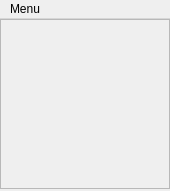
First picture: the form in src/Applications/TransferFunctions/Ui/TFPalette.ui, repository JanKolomaznik/MedV4D, before the edit.
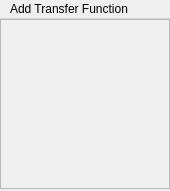
Second picture: the form after the edit.

Commit message: pridan dialog pro vytvareni funkci; vytvoren system pro pridavani novych druhu function/painter/modifier; vytvoren vnitrni histogram; sablonove funkce pro naplneni bufferu a pro predani histogramu oddeleny do samostatneho souboru

The edit to the form file:
```diff
--- a/src/Applications/TransferFunctions/Ui/TFPalette.ui
+++ b/src/Applications/TransferFunctions/Ui/TFPalette.ui
@@ -85,7 +85,7 @@
    </property>
    <widget class="QMenu" name="paletteMenu">
     <property name="title">
-     <string>Menu</string>
+     <string>Add Transfer Function</string>
     </property>
     <widget class="QMenu" name="menuNew">
      <property name="title">
```
Left out of the diff: 15 changed lines with no effect on the pictures. The commit also changes 53 other files.
